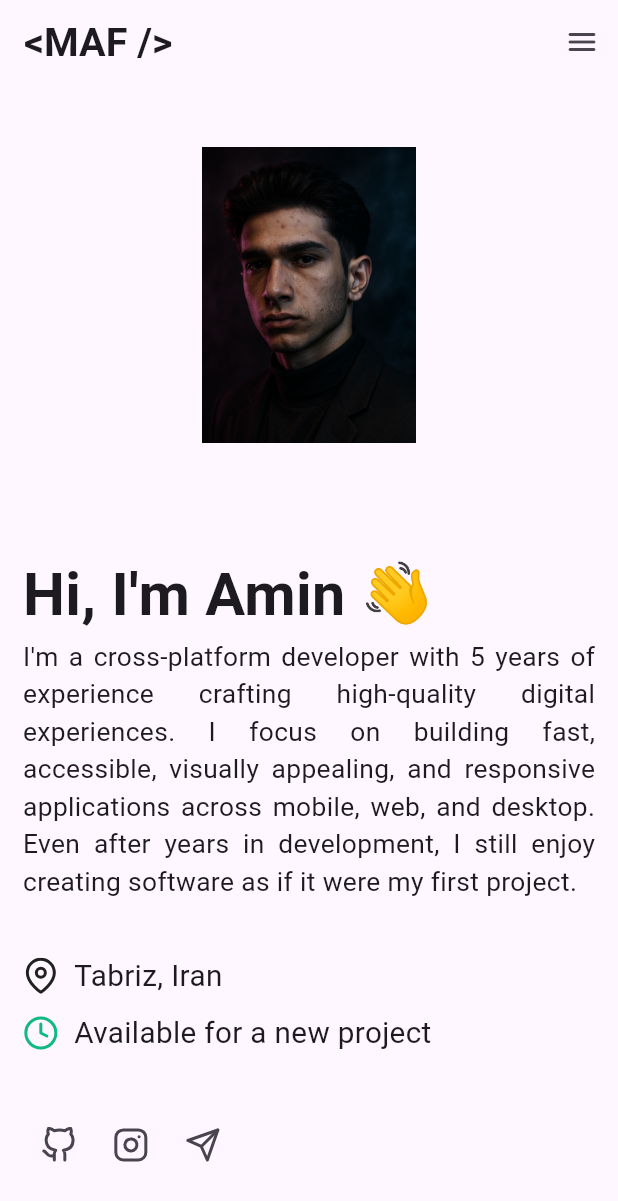
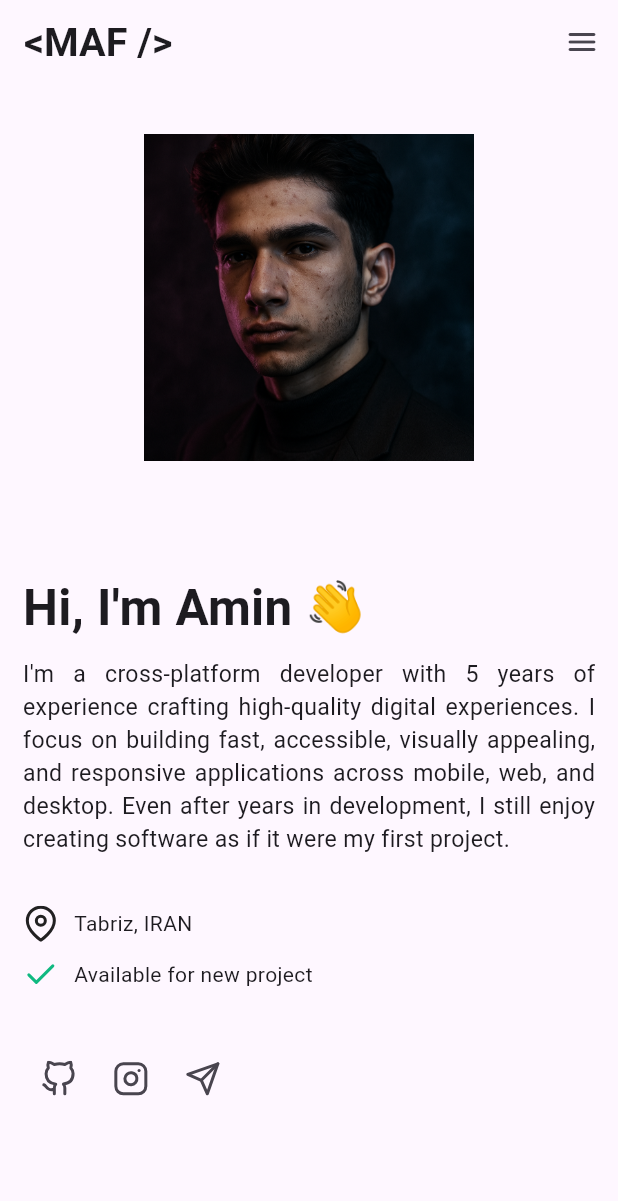
Before and after one commit to AminSources/portfolio_web_project, a Flutter app: the screen it shows after launch, on a phone screen of 412 x 824 dp. Shown: the top 1201 px of the screen. Run offline on Flutter 3.47's test engine with Material 3 defaults, Android fonts, the phone set to English and light mode, and no system bars; our stand-ins replace feather_icons, flutter_screenutil.

Commit message:
About me section finished.
Changes:
* change font size
* change profile widget
* change some widget logic and structure

Added:
* about me page and about me contents.

```diff
--- a/lib/core/configs/app_theme.dart
+++ b/lib/core/configs/app_theme.dart
@@ -1,4 +1,5 @@
 import 'package:flutter/material.dart';
+import 'package:flutter_screenutil/flutter_screenutil.dart';
 import 'package:personal_page/core/constants/colors.dart';
 
 class AppTheme {
@@ -23,7 +24,14 @@ class AppTheme {
 
     scaffoldBackgroundColor: darkGrayDefault,
 
-    chipTheme: ChipThemeData(backgroundColor: darkGray200),
+    chipTheme: ChipThemeData(
+      backgroundColor: darkGray200,
+      elevation: 0,
+      shape: RoundedRectangleBorder(
+        borderRadius: BorderRadius.circular(10.r),
+        side: BorderSide(color: darkGray200),
+      ),
+    ),
 
     textTheme: TextTheme(
       bodyLarge: TextStyle(color: darkGray900),
--- a/lib/core/routes/routes.dart
+++ b/lib/core/routes/routes.dart
@@ -1,6 +1,8 @@
 import 'package:flutter/material.dart';
-import 'package:personal_page/futures/home_future/presentation/pages/home_page.dart';
+import 'package:personal_page/core/widgets/main_wrapper.dart';
 
 class Routes {
-  Map<String, WidgetBuilder> get routes => {'/': (context) => const HomePage()};
+  Map<String, WidgetBuilder> get routes => {
+    '/': (context) => const MainWrapper(),
+  };
 }
--- /dev/null
+++ b/lib/core/widgets/main_wrapper.dart
@@ -0,0 +1,45 @@
+import 'package:flutter/material.dart';
+import 'package:flutter_screenutil/flutter_screenutil.dart';
+import 'package:personal_page/core/utils/theme_extension.dart';
+import 'package:personal_page/core/widgets/txt.dart';
+import 'package:personal_page/futures/home_future/presentation/pages/about_me_page.dart';
+import 'package:personal_page/futures/home_future/presentation/pages/home_page.dart';
+import 'package:personal_page/futures/home_future/presentation/widgets/app_bar_actions.dart';
+
+class MainWrapper extends StatelessWidget {
+  const MainWrapper({super.key});
+
+  @override
+  Widget build(BuildContext context) {
+    return Scaffold(
+      //* app bar of app
+      appBar: AppBar(
+        backgroundColor: Colors.transparent,
+        elevation: 0,
+        title: txt(
+          "<MAF />",
+          color: context.textTheme.bodyLarge!.color,
+          fontWeight: FontWeight.bold,
+          fontFamily: "",
+          size: 24.sp,
+        ),
+        actions: [AppBarActions()],
+      ),
+
+      //* body of app
+      body: SizedBox.expand(
+        child: SingleChildScrollView(
+          child: Column(
+            children: [
+              //* home page
+              HomePage(),
+
+              //* about me page
+              AboutMePage(),
+            ],
+          ),
+        ),
+      ),
+    );
+  }
+}
--- /dev/null
+++ b/lib/futures/home_future/presentation/pages/about_me_page.dart
@@ -0,0 +1,67 @@
+import 'package:flutter/material.dart';
+import 'package:flutter_screenutil/flutter_screenutil.dart';
+import 'package:personal_page/core/utils/theme_extension.dart';
+import 'package:personal_page/core/widgets/txt.dart';
+import 'package:personal_page/futures/home_future/presentation/widgets/profile_image.dart';
+
+class AboutMePage extends StatelessWidget {
+  const AboutMePage({super.key});
+
+  @override
+  Widget build(BuildContext context) {
+    return Container(
+      color: context.colorScheme.surface,
+      width: double.infinity,
+      height: 1300.h,
+      padding: EdgeInsets.symmetric(horizontal: 15.r),
+      child: Column(
+        children: [
+          // space
+          SizedBox(height: 50.r),
+
+          //* page name chip
+          Chip(
+            label: txt("About Me", color: context.textTheme.bodyLarge!.color),
+          ),
+
+          // space
+          SizedBox(height: 20.r),
+
+          //* profile image
+          ProfileImage(
+            width: 230.w,
+            height: 270.h,
+            midColor: context.colorScheme.surface,
+          ),
+
+          //* subtitle
+          txt(
+            "Curious about me? here you have it:",
+            color: context.textTheme.bodyLarge!.color,
+            size: 30.sp,
+          ),
+
+          // space
+          SizedBox(height: 20.r),
+
+          //* description
+          txt(
+            "I’m a passionate cross-platform developer with 5 years of experience building high-quality applications across mobile, web, and desktop. I care deeply about performance, clean architecture, and creating user experiences that are fast, accessible, and visually consistent across platforms.\n\n"
+            "I started my programming journey around five years ago, and since then I’ve continuously grown by taking on new challenges and learning modern tools and frameworks. My focus is on developing scalable and maintainable applications using cross-platform technologies, while keeping the balance between technical excellence and user-centered design.\n\n"
+            "I enjoy working on products end to end — from initial ideas and problem-solving to development and refinement. Writing clean, readable, and efficient code is something I take seriously, and I’m always looking for better ways to improve my craft.\n\n"
+            "When I’m not coding, I spend time exploring new technologies, following developer communities, and learning from real-world products and startups.\n\n"
+            "Some quick facts about me:\n"
+            "• Cross-platform developer\n"
+            "• 5 years of hands-on programming experience\n"
+            "• Strong focus on performance and clean code\n"
+            "• Continuous learner and problem solver\n\n"
+            "I’m available for freelance work. If you have an idea or a project in mind, feel free to reach out — I’d be happy to talk.",
+            color: context.textTheme.bodyMedium!.color,
+            size: 14.sp,
+            textAlign: TextAlign.justify,
+          ),
+        ],
+      ),
+    );
+  }
+}
--- a/lib/futures/home_future/presentation/pages/home_page.dart
+++ b/lib/futures/home_future/presentation/pages/home_page.dart
@@ -4,9 +4,7 @@ import 'package:flutter_screenutil/flutter_screenutil.dart';
 import 'package:personal_page/core/constants/colors.dart';
 import 'package:personal_page/core/utils/theme_extension.dart';
 import 'package:personal_page/core/widgets/txt.dart';
-import 'package:personal_page/futures/home_future/presentation/widgets/app_bar_actions.dart';
-import 'package:personal_page/futures/home_future/presentation/widgets/location_status_widget.dart';
-import 'package:personal_page/futures/home_future/presentation/widgets/name_des_widget.dart';
+import 'package:personal_page/futures/home_future/presentation/widgets/icon_text_widget.dart';
 import 'package:personal_page/futures/home_future/presentation/widgets/profile_image.dart';
 import 'package:personal_page/futures/home_future/presentation/widgets/social_media_widget.dart';
 
@@ -15,44 +13,73 @@ class HomePage extends StatelessWidget {
 
   @override
   Widget build(BuildContext context) {
-    return Scaffold(
-      //* app bar of page
-      appBar: AppBar(
-        backgroundColor: Colors.transparent,
-        elevation: 0,
-        title: txt(
-          "<MAF />",
-          color: context.textTheme.bodyLarge!.color,
-          fontWeight: FontWeight.bold,
-          fontFamily: "",
-          size: 24.sp,
-        ),
-        actions: [AppBarActions()],
-      ),
-
-      //* body of page
-      body: SizedBox.expand(
-        child: Padding(
+    return Padding(
       padding: EdgeInsets.symmetric(horizontal: 15.r),
+      child: SizedBox(
+        width: double.infinity,
+        height: 710.h,
         child: Column(
           crossAxisAlignment: CrossAxisAlignment.start,
           mainAxisAlignment: MainAxisAlignment.spaceEvenly,
           children: [
             //* profile image
-              Center(child: ProfileImage()),
+            Center(
+              child: ProfileImage(
+                width: 235.w,
+                height: 255.h,
+                midColor: context.theme.scaffoldBackgroundColor,
+              ),
+            ),
 
             //* name and description
-              NameDesWidget(),
+            Column(
+              crossAxisAlignment: CrossAxisAlignment.start,
+              children: [
+                //* name
+                txt(
+                  "Hi, I'm Amin 👋",
+                  color: context.textTheme.bodyLarge!.color,
+                  fontWeight: FontWeight.bold,
+                  size: 30.sp,
+                ),
+
+                // space
+                SizedBox(height: 10.r),
+
+                //* description
+                txt(
+                  "I'm a cross-platform developer with 5 years of experience crafting high-quality digital experiences. I focus on building fast, accessible, visually appealing, and responsive applications across mobile, web, and desktop. Even after years in development, I still enjoy creating software as if it were my first project.",
+                  color: context.textTheme.bodyMedium!.color,
+                  size: 14.sp,
+                  textAlign: TextAlign.justify,
+                ),
+              ],
+            ),
 
             //* location and availability
-              LocationStatusWidget(),
+            Column(
+              crossAxisAlignment: CrossAxisAlignment.start,
+              children: [
+                //* location
+                IconTextWidget(text: "Tabriz, IRAN", icon: FeatherIcons.mapPin),
+
+                // space
+                SizedBox(height: 10.r),
+
+                //* availability
+                IconTextWidget(
+                  text: "Available for new project",
+                  icon: FeatherIcons.check,
+                  iconColor: greenColor,
+                ),
+              ],
+            ),
 
             //* social media
             SocialMediaWidget(),
           ],
         ),
       ),
-      ),
     );
   }
 }
--- /dev/null
+++ b/lib/futures/home_future/presentation/widgets/icon_text_widget.dart
@@ -0,0 +1,27 @@
+import 'package:flutter/material.dart';
+import 'package:flutter_screenutil/flutter_screenutil.dart';
+import 'package:personal_page/core/utils/theme_extension.dart';
+import 'package:personal_page/core/widgets/txt.dart';
+
+class IconTextWidget extends StatelessWidget {
+  final IconData? icon;
+  final Color? iconColor;
+  final String? text;
+  const IconTextWidget({super.key, this.icon, this.iconColor, this.text});
+
+  @override
+  Widget build(BuildContext context) {
+    return Row(
+      children: [
+        //* icon
+        Icon(icon, color: iconColor),
+
+        // space
+        SizedBox(width: 10.r),
+
+        //* text
+        txt(text ?? "text place", color: context.textTheme.bodyMedium!.color),
+      ],
+    );
+  }
+}
--- a/lib/futures/home_future/presentation/widgets/location_status_widget.dart
+++ /dev/null
@@ -1,57 +0,0 @@
-import 'package:feather_icons/feather_icons.dart';
-import 'package:flutter/material.dart';
-import 'package:flutter_screenutil/flutter_screenutil.dart';
-import 'package:personal_page/core/constants/colors.dart';
-import 'package:personal_page/core/utils/theme_extension.dart';
-import 'package:personal_page/core/widgets/txt.dart';
-
-class LocationStatusWidget extends StatelessWidget {
-  const LocationStatusWidget({super.key});
-
-  @override
-  Widget build(BuildContext context) {
-    return Column(
-      crossAxisAlignment: CrossAxisAlignment.start,
-      children: [
-        //* location
-        Row(
-          children: [
-            //* icon
-            Icon(FeatherIcons.mapPin),
-
-            // space
-            SizedBox(width: 10.r),
-
-            //* location
-            txt(
-              "Tabriz, Iran",
-              color: context.textTheme.bodyMedium!.color,
-              size: 18.sp,
-            ),
-          ],
-        ),
-
-        // space
-        SizedBox(height: 10.r),
-
-        //* availability
-        Row(
-          children: [
-            //* icon
-            Icon(FeatherIcons.clock, color: greenColor),
-
-            // space
-            SizedBox(width: 10.r),
-
-            //* txt
-            txt(
-              "Available for a new project",
-              color: context.textTheme.bodyMedium!.color,
-              size: 18.sp,
-            ),
-          ],
-        ),
-      ],
-    );
-  }
-}
--- a/lib/futures/home_future/presentation/widgets/name_des_widget.dart
+++ /dev/null
@@ -1,32 +0,0 @@
-import 'package:flutter/material.dart';
-import 'package:flutter_screenutil/flutter_screenutil.dart';
-import 'package:personal_page/core/utils/theme_extension.dart';
-import 'package:personal_page/core/widgets/txt.dart';
-
-class NameDesWidget extends StatelessWidget {
-  const NameDesWidget({super.key});
-
-  @override
-  Widget build(BuildContext context) {
-    return Column(
-      crossAxisAlignment: CrossAxisAlignment.start,
-      children: [
-        //* name
-        txt(
-          "Hi, I'm Amin 👋",
-          color: context.textTheme.bodyLarge!.color,
-          fontWeight: FontWeight.bold,
-          size: 36.sp,
-        ),
-
-        //* description
-        txt(
-          "I'm a cross-platform developer with 5 years of experience crafting high-quality digital experiences. I focus on building fast, accessible, visually appealing, and responsive applications across mobile, web, and desktop. Even after years in development, I still enjoy creating software as if it were my first project.",
-          color: context.textTheme.bodyMedium!.color,
-          size: 16.sp,
-          textAlign: TextAlign.justify,
-        ),
-      ],
-    );
-  }
-}
--- a/lib/futures/home_future/presentation/widgets/profile_image.dart
+++ b/lib/futures/home_future/presentation/widgets/profile_image.dart
@@ -3,20 +3,28 @@ import 'package:flutter_screenutil/flutter_screenutil.dart';
 import 'package:personal_page/core/utils/theme_extension.dart';
 
 class ProfileImage extends StatelessWidget {
-  const ProfileImage({super.key});
+  final double height;
+  final double width;
+  final Color midColor;
+  const ProfileImage({
+    required this.height,
+    required this.width,
+    required this.midColor,
+    super.key,
+  });
 
   @override
   Widget build(BuildContext context) {
     return SizedBox(
-      width: 200.w,
-      height: 235.h,
+      width: width,
+      height: height,
       child: Stack(
         alignment: Alignment.center,
         children: [
           //* down container
           Container(
-            width: 200.w,
-            height: 190.h,
+            width: width,
+            height: height - 45.h,
             color: context.theme.chipTheme.backgroundColor,
           ),
 
@@ -24,18 +32,18 @@ class ProfileImage extends StatelessWidget {
           Padding(
             padding: EdgeInsets.only(bottom: 30.0.r),
             child: Container(
-              width: 185.w,
-              height: 205.h,
-              color: context.theme.scaffoldBackgroundColor,
+              width: width - 15.w,
+              height: height - 30.h,
+              color: midColor,
             ),
           ),
 
           //* profile image container
           Padding(
-            padding: EdgeInsets.only(bottom: 30.0.r),
+            padding: EdgeInsets.only(bottom: 40.0.r),
             child: Container(
-              width: 130.w,
-              height: 195.h,
+              width: width - 35.w,
+              height: height - 40.h,
               decoration: BoxDecoration(
                 image: DecorationImage(
                   image: AssetImage('lib/assets/images/amin.png'),
```
Lines whose indentation alone changed are shown as unchanged.
